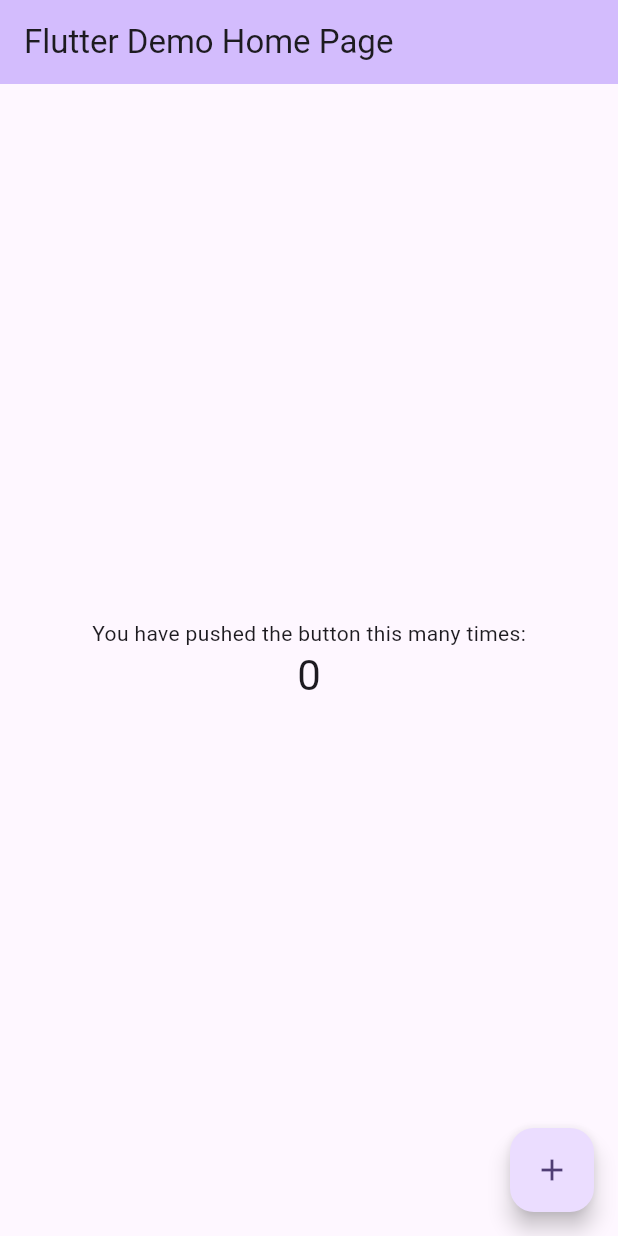
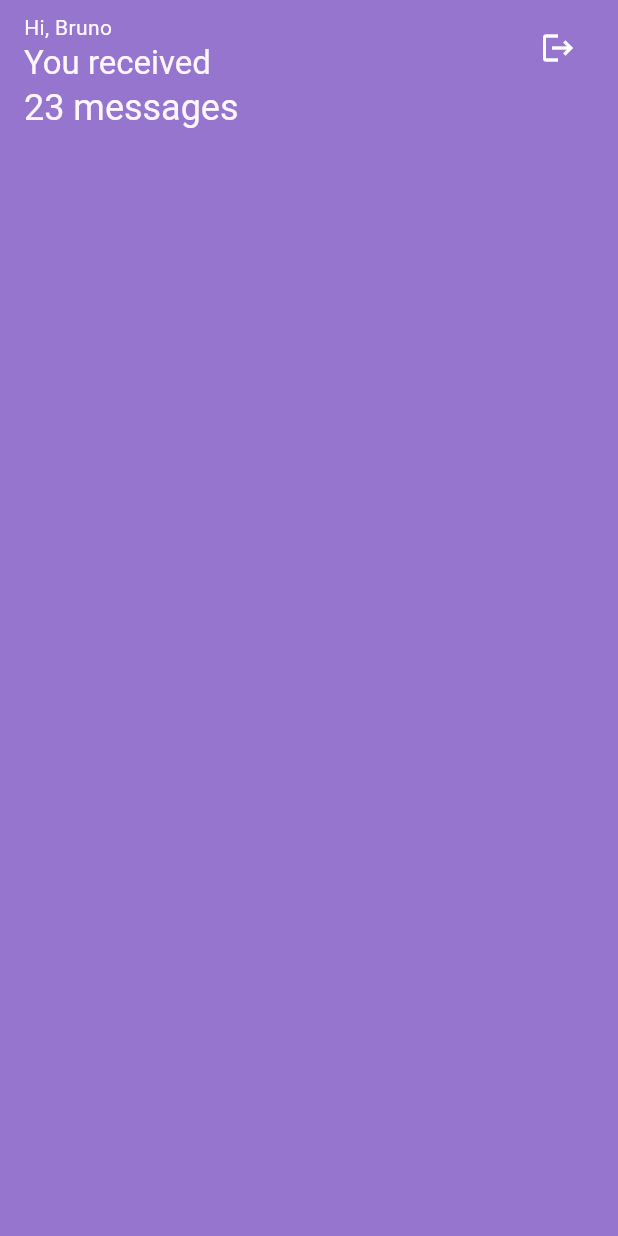
Before and after one commit to montonurb/chatbox, a Flutter app: the screen it shows after launch, on a phone screen of 412 x 824 dp. Run offline on Flutter 3.47's test engine with Material 3 defaults, Android fonts, the phone set to English and light mode, and no system bars.

Commit message:
construcao da appbar

```diff
--- /dev/null
+++ b/lib/app_widget.dart
@@ -0,0 +1,14 @@
+import 'package:chatbox/pages/home_page.dart';
+import 'package:flutter/material.dart';
+
+class AppWidget extends StatelessWidget {
+  const AppWidget({super.key});
+
+  @override
+  Widget build(BuildContext context) {
+    return const MaterialApp(
+      debugShowCheckedModeBanner: false,
+      home: HomePage(),
+    );
+  }
+}
--- a/lib/main.dart
+++ b/lib/main.dart
@@ -1,125 +1,6 @@
+import 'package:chatbox/app_widget.dart';
 import 'package:flutter/material.dart';
 
 void main() {
-  runApp(const MyApp());
+  runApp(const AppWidget());
 }
-
-class MyApp extends StatelessWidget {
-  const MyApp({super.key});
-
-  // This widget is the root of your application.
-  @override
-  Widget build(BuildContext context) {
-    return MaterialApp(
-      title: 'Flutter Demo',
-      theme: ThemeData(
-        // This is the theme of your application.
-        //
-        // TRY THIS: Try running your application with "flutter run". You'll see
-        // the application has a blue toolbar. Then, without quitting the app,
-        // try changing the seedColor in the colorScheme below to Colors.green
-        // and then invoke "hot reload" (save your changes or press the "hot
-        // reload" button in a Flutter-supported IDE, or press "r" if you used
-        // the command line to start the app).
-        //
-        // Notice that the counter didn't reset back to zero; the application
-        // state is not lost during the reload. To reset the state, use hot
-        // restart instead.
-        //
-        // This works for code too, not just values: Most code changes can be
-        // tested with just a hot reload.
-        colorScheme: ColorScheme.fromSeed(seedColor: Colors.deepPurple),
-        useMaterial3: true,
-      ),
-      home: const MyHomePage(title: 'Flutter Demo Home Page'),
-    );
-  }
-}
-
-class MyHomePage extends StatefulWidget {
-  const MyHomePage({super.key, required this.title});
-
-  // This widget is the home page of your application. It is stateful, meaning
-  // that it has a State object (defined below) that contains fields that affect
-  // how it looks.
-
-  // This class is the configuration for the state. It holds the values (in this
-  // case the title) provided by the parent (in this case the App widget) and
-  // used by the build method of the State. Fields in a Widget subclass are
-  // always marked "final".
-
-  final String title;
-
-  @override
-  State<MyHomePage> createState() => _MyHomePageState();
-}
-
-class _MyHomePageState extends State<MyHomePage> {
-  int _counter = 0;
-
-  void _incrementCounter() {
-    setState(() {
-      // This call to setState tells the Flutter framework that something has
-      // changed in this State, which causes it to rerun the build method below
-      // so that the display can reflect the updated values. If we changed
-      // _counter without calling setState(), then the build method would not be
-      // called again, and so nothing would appear to happen.
-      _counter++;
-    });
-  }
-
-  @override
-  Widget build(BuildContext context) {
-    // This method is rerun every time setState is called, for instance as done
-    // by the _incrementCounter method above.
-    //
-    // The Flutter framework has been optimized to make rerunning build methods
-    // fast, so that you can just rebuild anything that needs updating rather
-    // than having to individually change instances of widgets.
-    return Scaffold(
-      appBar: AppBar(
-        // TRY THIS: Try changing the color here to a specific color (to
-        // Colors.amber, perhaps?) and trigger a hot reload to see the AppBar
-        // change color while the other colors stay the same.
-        backgroundColor: Theme.of(context).colorScheme.inversePrimary,
-        // Here we take the value from the MyHomePage object that was created by
-        // the App.build method, and use it to set our appbar title.
-        title: Text(widget.title),
-      ),
-      body: Center(
-        // Center is a layout widget. It takes a single child and positions it
-        // in the middle of the parent.
-        child: Column(
-          // Column is also a layout widget. It takes a list of children and
-          // arranges them vertically. By default, it sizes itself to fit its
-          // children horizontally, and tries to be as tall as its parent.
-          //
-          // Column has various properties to control how it sizes itself and
-          // how it positions its children. Here we use mainAxisAlignment to
-          // center the children vertically; the main axis here is the vertical
-          // axis because Columns are vertical (the cross axis would be
-          // horizontal).
-          //
-          // TRY THIS: Invoke "debug painting" (choose the "Toggle Debug Paint"
-          // action in the IDE, or press "p" in the console), to see the
-          // wireframe for each widget.
-          mainAxisAlignment: MainAxisAlignment.center,
-          children: <Widget>[
-            const Text(
-              'You have pushed the button this many times:',
-            ),
-            Text(
-              '$_counter',
-              style: Theme.of(context).textTheme.headlineMedium,
-            ),
-          ],
-        ),
-      ),
-      floatingActionButton: FloatingActionButton(
-        onPressed: _incrementCounter,
-        tooltip: 'Increment',
-        child: const Icon(Icons.add),
-      ), // This trailing comma makes auto-formatting nicer for build methods.
-    );
-  }
-}
--- /dev/null
+++ b/lib/pages/home_page.dart
@@ -0,0 +1,25 @@
+import 'package:chatbox/widgets/home_appbar_widget.dart';
+import 'package:flutter/material.dart';
+
+class HomePage extends StatelessWidget {
+  const HomePage({super.key});
+
+  void logout() {}
+
+  @override
+  Widget build(BuildContext context) {
+    return Scaffold(
+      backgroundColor: Colors.deepPurple.shade300,
+      body: SafeArea(
+        child: Padding(
+          padding: const EdgeInsets.symmetric(vertical: 8.0, horizontal: 16.0),
+          child: HomeAppBarWidget(
+            userName: "Bruno",
+            countMessage: 23,
+            logoutFunction: logout,
+          ),
+        ),
+      ),
+    );
+  }
+}
--- /dev/null
+++ b/lib/widgets/home_appbar_widget.dart
@@ -0,0 +1,50 @@
+// ignore_for_file: public_member_api_docs, sort_constructors_first
+import 'package:flutter/material.dart';
+
+class HomeAppBarWidget extends StatelessWidget {
+  final String userName;
+  final int countMessage;
+  final VoidCallback logoutFunction;
+
+  const HomeAppBarWidget({
+    Key? key,
+    required this.userName,
+    required this.countMessage,
+    required this.logoutFunction,
+  }) : super(key: key);
+
+  @override
+  Widget build(BuildContext context) {
+    final theme = Theme.of(context);
+    return Row(
+      crossAxisAlignment: CrossAxisAlignment.start,
+      children: [
+        Expanded(
+          child: Column(
+            crossAxisAlignment: CrossAxisAlignment.start,
+            children: [
+              Text(
+                "Hi, $userName",
+                style: theme.primaryTextTheme.bodyMedium,
+              ),
+              Text(
+                "You received",
+                style: theme.primaryTextTheme.titleLarge,
+              ),
+              Text(
+                "$countMessage messages",
+                style: theme.primaryTextTheme.headlineSmall,
+              ),
+            ],
+          ),
+        ),
+        IconButton(
+            onPressed: () {},
+            icon: Icon(
+              Icons.logout,
+              color: theme.primaryIconTheme.color,
+            ))
+      ],
+    );
+  }
+}
```
